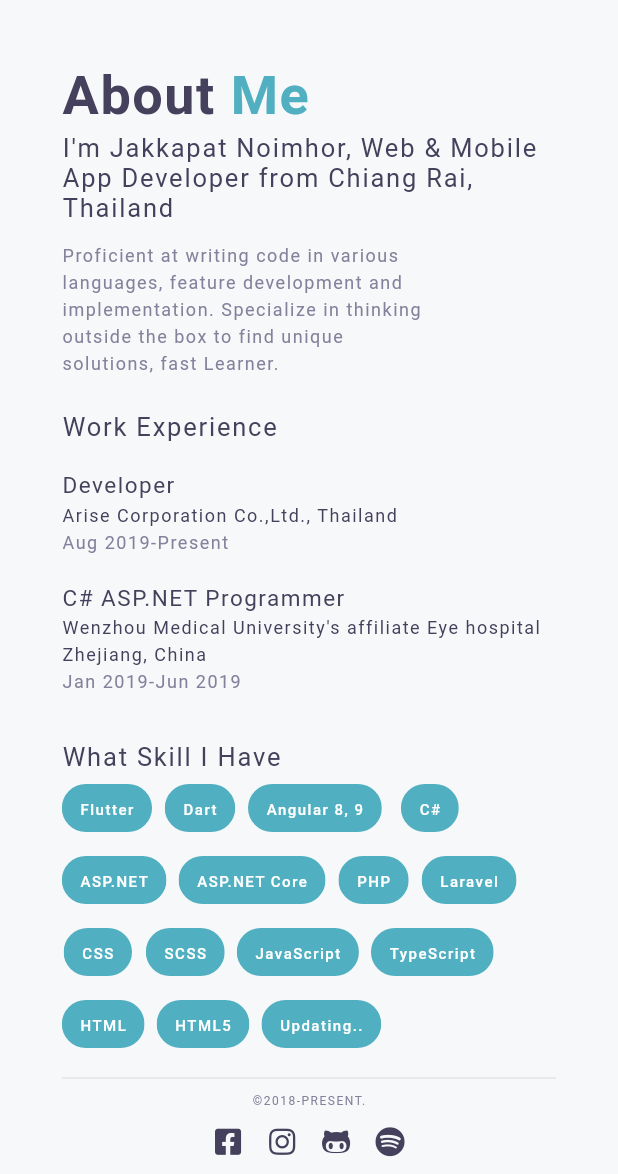
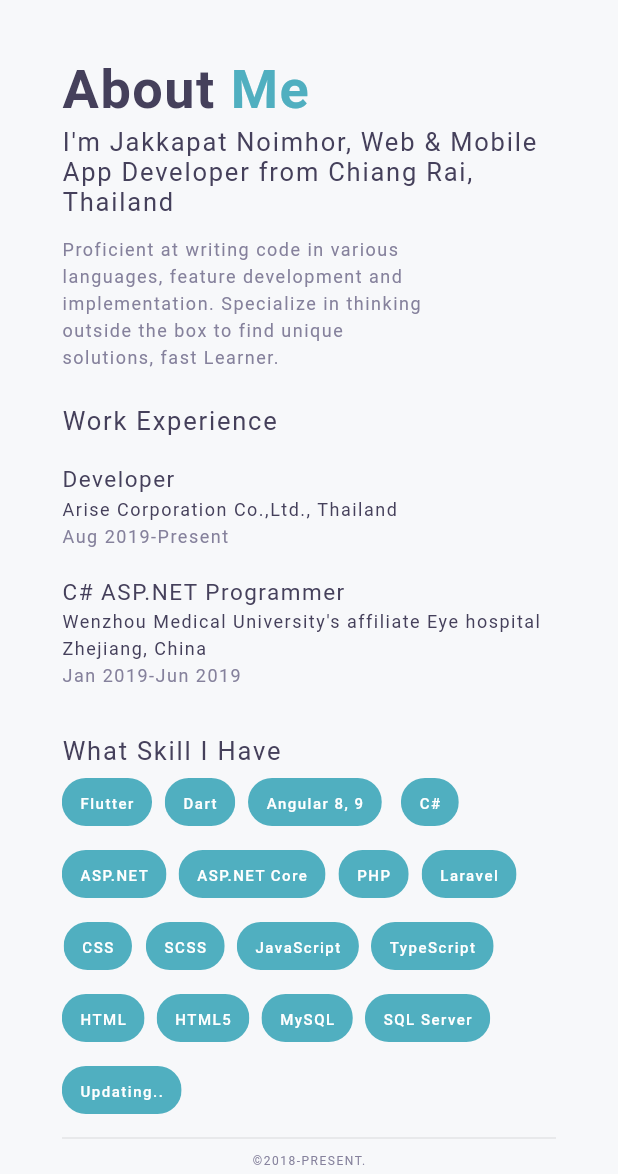
Before and after one commit to MangoStick/portfolio, a Flutter app: the screen it shows after launch, on a phone screen of 412 x 824 dp, the part 62-1236 px from its top. Run offline on Flutter 3.47's test engine with Material 2 defaults, Android fonts, the phone set to English and light mode, and no system bars; our stand-ins replace font_awesome_flutter; missing offline and left inert: dart:html; Roboto replaces fonts that are missing (NexaBold, NexaLight, ProductSans).

Commit message:
Update home.dart

```diff
--- a/lib/ui/home.dart
+++ b/lib/ui/home.dart
@@ -302,6 +302,8 @@ class HomePage extends StatelessWidget {
     'TypeScript',
     'HTML',
     'HTML5',
+    'MySQL',
+    'SQL Server',
     'Updating..'
   ];
 
```
